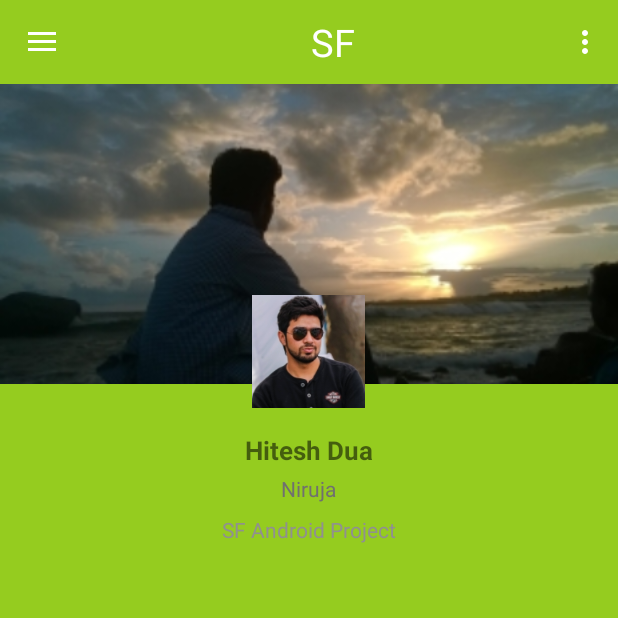
After one commit to hdcoder/SF, an Android app: the fragment fragment_user_profile placed in its activity, on a phone screen of 412 x 824 dp, the top half of it. The commit adds this screen. Run offline under Robolectric (Android 15) with nearby library versions, the phone set to English and light mode, and no system bars.

Commit message:
Added User Profile Fragment and Main Fragment

```diff
--- /dev/null
+++ b/app/src/main/java/hiteshdua1/codescripter/sf/Fragments/fragment_user_profile.java
@@ -0,0 +1,27 @@
+package hiteshdua1.codescripter.sf.Fragments;
+
+import android.os.Bundle;
+import android.support.v4.app.Fragment;
+import android.view.LayoutInflater;
+import android.view.View;
+import android.view.ViewGroup;
+
+import hiteshdua1.codescripter.sf.R;
+
+/**
+ * Created by Hitesh Dua on 10/1/2015.
+ */
+public class fragment_user_profile extends Fragment{
+    @Override
+    public View onCreateView(LayoutInflater inflater,
+                             ViewGroup container, Bundle savedInstanceState) {
+
+
+        /**
+         * Inflate the layout for this fragment
+         */
+        return inflater.inflate(
+                R.layout.fragment_profile, container, false);
+    }
+
+}
--- a/app/src/main/java/hiteshdua1/codescripter/sf/MainActivity.java
+++ b/app/src/main/java/hiteshdua1/codescripter/sf/MainActivity.java
@@ -12,6 +12,7 @@ import android.view.View;
 
 import hiteshdua1.codescripter.sf.Fragments.fragment_main;
 import hiteshdua1.codescripter.sf.Fragments.fragment_map;
+import hiteshdua1.codescripter.sf.Fragments.fragment_user_profile;
 import hiteshdua1.codescripter.sf.NavigationDrawer.FragmentDrawer;
 
 public class MainActivity extends AppCompatActivity implements FragmentDrawer.FragmentDrawerListener {
@@ -51,15 +52,15 @@ public class MainActivity extends AppCompatActivity implements FragmentDrawer.Fr
         FragmentTransaction ft = getSupportFragmentManager().beginTransaction();
         switch (position) {
             case 0:
-                Fragment f1 = new fragment_map();
+                Fragment f1 = new fragment_user_profile();
                 ft.replace(R.id.container_body, f1);
-                getSupportActionBar().setTitle("Events");
+                getSupportActionBar().setTitle("User Profile");
                 ft.commit();
                 break;
             case 1:
-                Fragment f = new fragment_main();
+                Fragment f = new fragment_map();
                 ft.replace(R.id.container_body, f);
-                getSupportActionBar().setTitle("SF Foundation");
+                getSupportActionBar().setTitle("Centers");
                 ft.commit();
 //                Fragment f2 = new fragment_map();
 //                ft.replace(R.id.container_body, f2);
--- /dev/null
+++ b/app/src/main/res/layout/fragment_profile.xml
@@ -0,0 +1,78 @@
+<!-- in a real application you should use styles and dimens... -->
+<RelativeLayout xmlns:android="http://schemas.android.com/apk/res/android"
+    android:layout_width="match_parent"
+    android:layout_height="match_parent">
+
+    <ImageView
+        android:id="@+id/header_imageview"
+        android:layout_width="match_parent"
+        android:layout_height="200dp"
+        android:scaleType="centerCrop"
+        android:src="@drawable/cover_sample"
+        android:adjustViewBounds="true"
+        />
+
+    <LinearLayout
+        android:id="@+id/informations_container"
+        android:layout_width="match_parent"
+        android:layout_height="wrap_content"
+        android:orientation="vertical"
+        android:layout_below="@+id/header_imageview"
+        android:gravity="center"
+        android:paddingTop="32dp"
+        android:paddingBottom="32dp">
+
+
+        <TextView
+            android:layout_width="wrap_content"
+            android:layout_height="wrap_content"
+            android:text="Hitesh Dua"
+            android:textStyle="bold"
+            android:textSize="17dp"
+            android:id="@+id/user_name" />
+
+        <TextView
+            android:layout_width="wrap_content"
+            android:layout_height="wrap_content"
+            android:layout_marginTop="4dp"
+            android:text="Niruja"
+            android:gravity="center"
+            android:textColor="#FF707070"/>
+
+        <TextView
+            android:layout_width="wrap_content"
+            android:layout_height="wrap_content"
+            android:text="SF Android Project"
+            android:layout_marginTop="8dp"
+            android:textColor="#FF909090" />
+
+    </LinearLayout>
+
+    <HorizontalScrollView
+        android:layout_width="match_parent"
+        android:layout_height="wrap_content"
+        android:scrollbars="none"
+        android:layout_below="@+id/informations_container"
+        android:background="#FFF0F0F0">
+
+        <LinearLayout
+            android:layout_width="wrap_content"
+            android:layout_height="wrap_content"
+            android:orientation="horizontal">
+
+            <!-- Here are the tabs, Just TextViews with a selector and a clickListener... -->
+            <!-- There is also two views at each edge with a gradient drawable making the fade effect. But I find this pretty ugly. -->
+
+        </LinearLayout>
+    </HorizontalScrollView>
+
+    <!-- cheat code: negative margin -->
+    <ImageView
+        android:layout_width="75dp"
+        android:layout_height="75dp"
+        android:src="@drawable/avatar_sample"
+        android:layout_centerHorizontal="true"
+        android:layout_above="@+id/informations_container"
+        android:layout_marginBottom="-16dp" />
+
+</RelativeLayout>
```
Also changed, not shown: app/src/main/res/drawable/avatar_sample.jpg (added), app/src/main/res/drawable/cover_sample.jpg (added).
